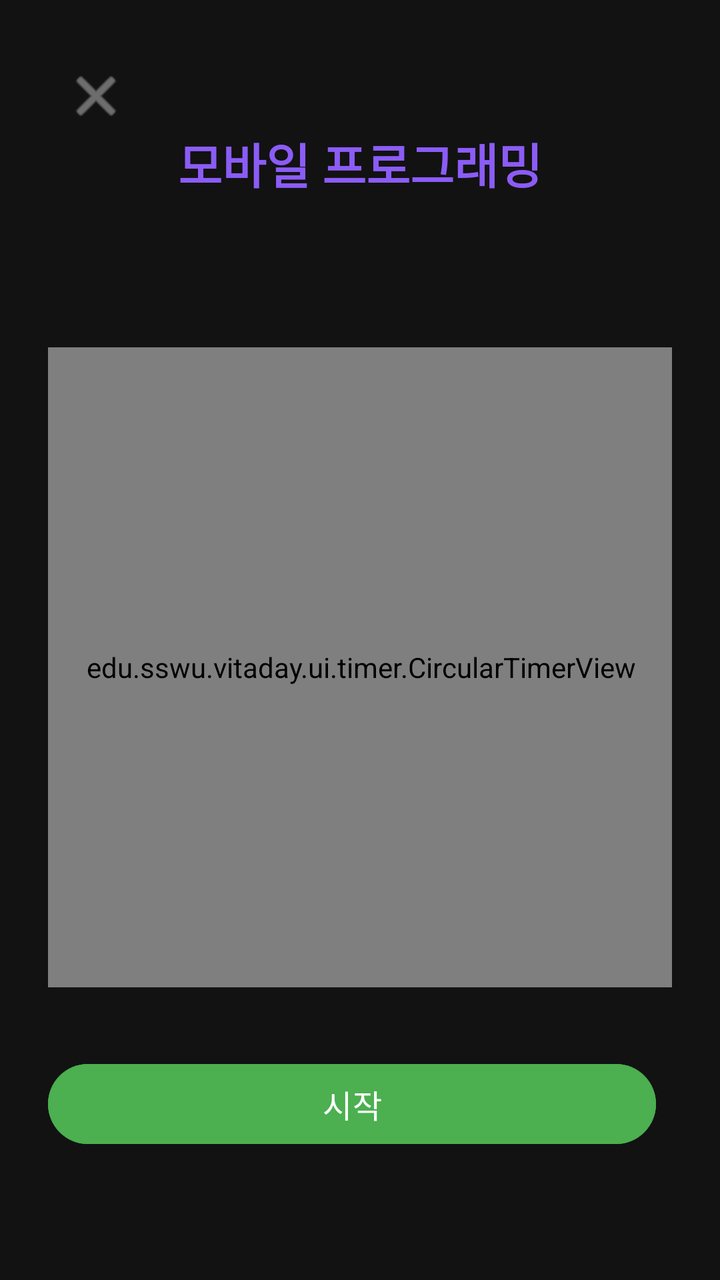
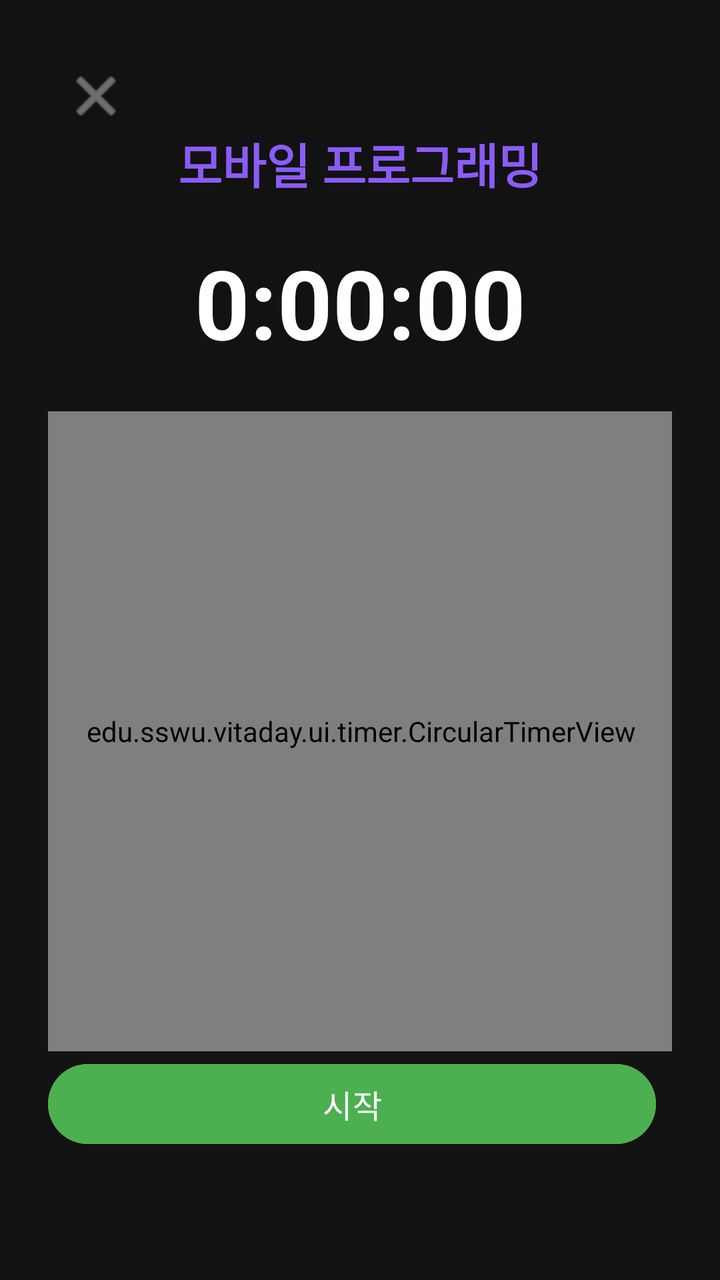

Two renders of the same Android screen: before a commit and after it. Below are the layout's source before the change and the commit's diff.
<!-- AndroidManifest.xml: application theme Theme.VitaDay -->
<!-- res/layout/fragment_pomodoro_timer.xml -->
<?xml version="1.0" encoding="utf-8"?>
<androidx.constraintlayout.widget.ConstraintLayout xmlns:android="http://schemas.android.com/apk/res/android"
    xmlns:app="http://schemas.android.com/apk/res-auto"
    android:layout_width="match_parent"
    android:layout_height="match_parent"
    android:background="#121212"
    android:padding="24dp">

    
    <ImageButton
        android:id="@+id/btn_back"
        android:layout_width="48dp"
        android:layout_height="48dp"
        android:src="@android:drawable/ic_menu_close_clear_cancel"
        android:background="?attr/selectableItemBackgroundBorderless"
        android:contentDescription="뒤로가기"
        app:layout_constraintTop_toTopOf="parent"
        app:layout_constraintStart_toStartOf="parent"
        app:tint="#AAAAAA" />

    
    <TextView
        android:id="@+id/tv_subject_name"
        android:layout_width="0dp"
        android:layout_height="wrap_content"
        android:text="모바일 프로그래밍"
        android:textColor="#8B5CF6"
        android:textSize="24sp"
        android:textStyle="bold"
        android:gravity="center"
        android:layout_marginTop="40dp"
        app:layout_constraintTop_toTopOf="parent"
        app:layout_constraintStart_toStartOf="parent"
        app:layout_constraintEnd_toEndOf="parent" />

    
    <edu.sswu.vitaday.ui.timer.CircularTimerView
        android:id="@+id/circular_timer_view"
        android:layout_width="320dp"
        android:layout_height="320dp"
        app:layout_constraintTop_toBottomOf="@id/tv_subject_name"
        app:layout_constraintBottom_toTopOf="@id/ll_control_buttons"
        app:layout_constraintStart_toStartOf="parent"
        app:layout_constraintEnd_toEndOf="parent"
        android:layout_marginTop="40dp" />

    
    <LinearLayout
        android:id="@+id/ll_control_buttons"
        android:layout_width="0dp"
        android:layout_height="wrap_content"
        android:orientation="horizontal"
        android:gravity="center"
        android:layout_marginBottom="40dp"
        app:layout_constraintBottom_toBottomOf="parent"
        app:layout_constraintStart_toStartOf="parent"
        app:layout_constraintEnd_toEndOf="parent">

        
        <Button
            android:id="@+id/btn_start"
            android:layout_width="0dp"
            android:layout_height="wrap_content"
            android:layout_weight="1"
            android:text="시작"
            android:textColor="#FFFFFF"
            android:textSize="16sp"
            android:backgroundTint="#4CAF50"
            android:layout_marginEnd="8dp" />

        
        <Button
            android:id="@+id/btn_pause"
            android:layout_width="0dp"
            android:layout_height="wrap_content"
            android:layout_weight="1"
            android:text="일시정지"
            android:textColor="#FFFFFF"
            android:textSize="16sp"
            android:backgroundTint="#FF9800"
            android:layout_marginEnd="8dp"
            android:visibility="gone" />

        
        <Button
            android:id="@+id/btn_stop"
            android:layout_width="0dp"
            android:layout_height="wrap_content"
            android:layout_weight="1"
            android:text="정지"
            android:textColor="#FFFFFF"
            android:textSize="16sp"
            android:backgroundTint="#CC3333"
            android:layout_marginEnd="8dp"
            android:visibility="gone" />

        
        <Button
            android:id="@+id/btn_reset"
            android:layout_width="0dp"
            android:layout_height="wrap_content"
            android:layout_weight="1"
            android:text="리셋"
            android:textColor="#FFFFFF"
            android:textSize="16sp"
            android:backgroundTint="#666666"
            android:visibility="gone" />
    </LinearLayout>

</androidx.constraintlayout.widget.ConstraintLayout>
<!-- resources referenced by this layout -->
<resources>
  <style name="Theme.VitaDay" parent="Base.Theme.VitaDay" />
  <style name="Base.Theme.VitaDay" parent="Theme.Material3.DayNight.NoActionBar">
          
          
      </style>
</resources>

<!-- the commit's change to res/layout/fragment_pomodoro_timer.xml (unified diff, before → after) -->
@@ -13,10 +13,10 @@
         android:layout_height="48dp"
         android:src="@android:drawable/ic_menu_close_clear_cancel"
         android:background="?attr/selectableItemBackgroundBorderless"
+        android:tint="#AAAAAA"
         android:contentDescription="뒤로가기"
         app:layout_constraintTop_toTopOf="parent"
-        app:layout_constraintStart_toStartOf="parent"
-        app:tint="#AAAAAA" />
+        app:layout_constraintStart_toStartOf="parent" />
 
     
     <TextView
@@ -34,15 +34,29 @@
         app:layout_constraintEnd_toEndOf="parent" />
 
     
+    <TextView
+        android:id="@+id/tv_timer_display"
+        android:layout_width="wrap_content"
+        android:layout_height="wrap_content"
+        android:text="0:00:00"
+        android:textColor="#FFFFFF"
+        android:textSize="48sp"
+        android:textStyle="bold"
+        android:layout_marginTop="20dp"
+        app:layout_constraintTop_toBottomOf="@id/tv_subject_name"
+        app:layout_constraintStart_toStartOf="parent"
+        app:layout_constraintEnd_toEndOf="parent" />
+
+    
     <edu.sswu.vitaday.ui.timer.CircularTimerView
         android:id="@+id/circular_timer_view"
         android:layout_width="320dp"
         android:layout_height="320dp"
-        app:layout_constraintTop_toBottomOf="@id/tv_subject_name"
+        app:layout_constraintTop_toBottomOf="@id/tv_timer_display"
         app:layout_constraintBottom_toTopOf="@id/ll_control_buttons"
         app:layout_constraintStart_toStartOf="parent"
         app:layout_constraintEnd_toEndOf="parent"
-        android:layout_marginTop="40dp" />
+        android:layout_marginTop="20dp" />
 
     
     <LinearLayout
